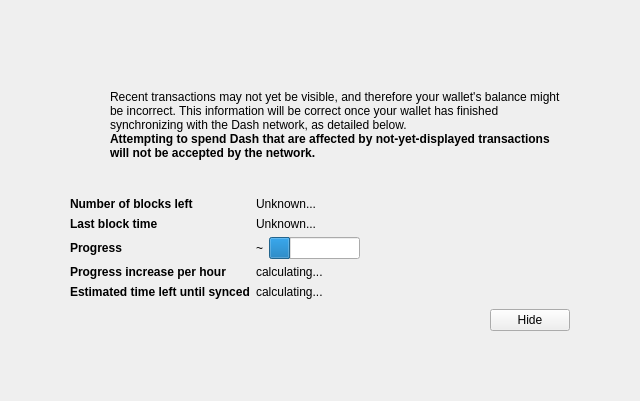
Old version of the form src/qt/forms/modaloverlay.ui in the repository bitbony/bitbony.
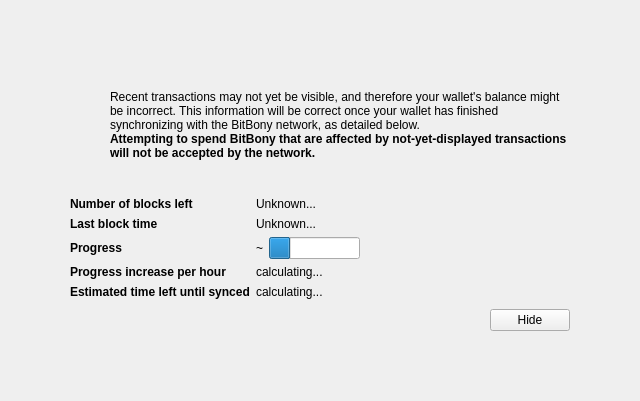
New version of the form. Icons and pictures are not drawn. Custom widgets are drawn as their Qt base class.

Diff of the .ui file:
```diff
--- a/src/qt/forms/modaloverlay.ui
+++ b/src/qt/forms/modaloverlay.ui
@@ -128,7 +128,7 @@
              <item>
               <widget class="QLabel" name="infoText">
                <property name="text">
-                <string>Recent transactions may not yet be visible, and therefore your wallet's balance might be incorrect. This information will be correct once your wallet has finished synchronizing with the Dash network, as detailed below.</string>
+                <string>Recent transactions may not yet be visible, and therefore your wallet's balance might be incorrect. This information will be correct once your wallet has finished synchronizing with the BitBony network, as detailed below.</string>
                </property>
                <property name="textFormat">
                 <enum>Qt::RichText</enum>
@@ -147,7 +147,7 @@
                 </font>
                </property>
                <property name="text">
-                <string>Attempting to spend Dash that are affected by not-yet-displayed transactions will not be accepted by the network.</string>
+                <string>Attempting to spend BitBony that are affected by not-yet-displayed transactions will not be accepted by the network.</string>
                </property>
                <property name="textFormat">
                 <enum>Qt::RichText</enum>
```
